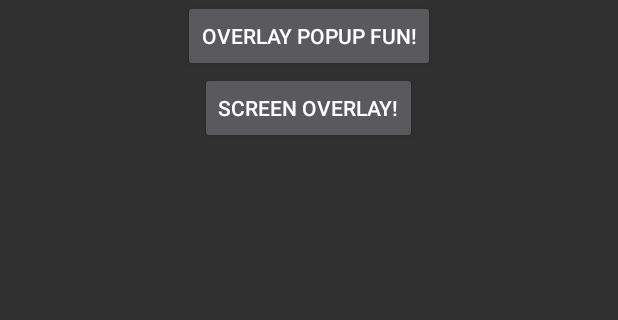
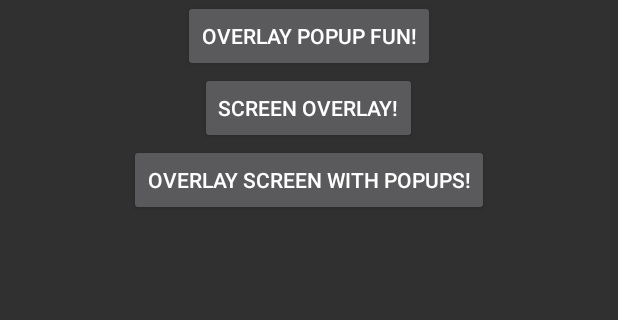
Before and after one commit to Lowe5521/JunkDrawer, an Android app: the screen it shows after launch (MainActivity), on a phone screen of 412 x 824 dp, the part 97-417 px from its top. Run offline under Robolectric (Android 15) with nearby library versions, the phone set to English and light mode, and no system bars; our stand-ins replace ButterKnife.

Commit message:
- Updated the onClick listeners for the activity buttons - Added the Overlay Screen and Popups activity and navigation

```diff
--- a/app/src/main/AndroidManifest.xml
+++ b/app/src/main/AndroidManifest.xml
@@ -15,8 +15,9 @@
             </intent-filter>
         </activity>
 
-        <activity android:name=".activity.HelperPopupActivity"/>
-        <activity android:name=".activity.ScreenOverlayActivity"/>
+        <activity android:name=".activity.HelperPopupActivity" />
+        <activity android:name=".activity.ScreenOverlayActivity" />
+        <activity android:name=".activity.OverlayAndPopupActivity" />
     </application>
 
 </manifest>
--- a/app/src/main/res/layout/activity_main.xml
+++ b/app/src/main/res/layout/activity_main.xml
@@ -36,5 +36,11 @@
             android:layout_height="wrap_content"
             android:text="@string/screen_overlay"/>
 
+        <Button
+            android:id="@+id/act_main_screen_overlay_screen_and_popups"
+            android:layout_width="wrap_content"
+            android:layout_height="wrap_content"
+            android:text="@string/overlay_screen_with_popups"/>
+
     </LinearLayout>
 </FrameLayout>
--- a/app/src/main/res/values/strings.xml
+++ b/app/src/main/res/values/strings.xml
@@ -13,4 +13,5 @@
     <string name="above_right">Above Right</string>
     <string name="below_left">Below Left</string>
     <string name="below_right">Below Right</string>
+    <string name="overlay_screen_with_popups">Overlay Screen WITH Popups!</string>
 </resources>
```
Also changed, not shown: app/src/main/java/com/jonkoester/junkdrawer/activity/MainActivity.java (+24 -16 lines), app/src/main/java/com/jonkoester/junkdrawer/activity/OverlayAndPopupActivity.java (added, +18 -0 lines), app/src/main/res/layout/act_overlay_and_popup.xml (added, +7 -0 lines).
